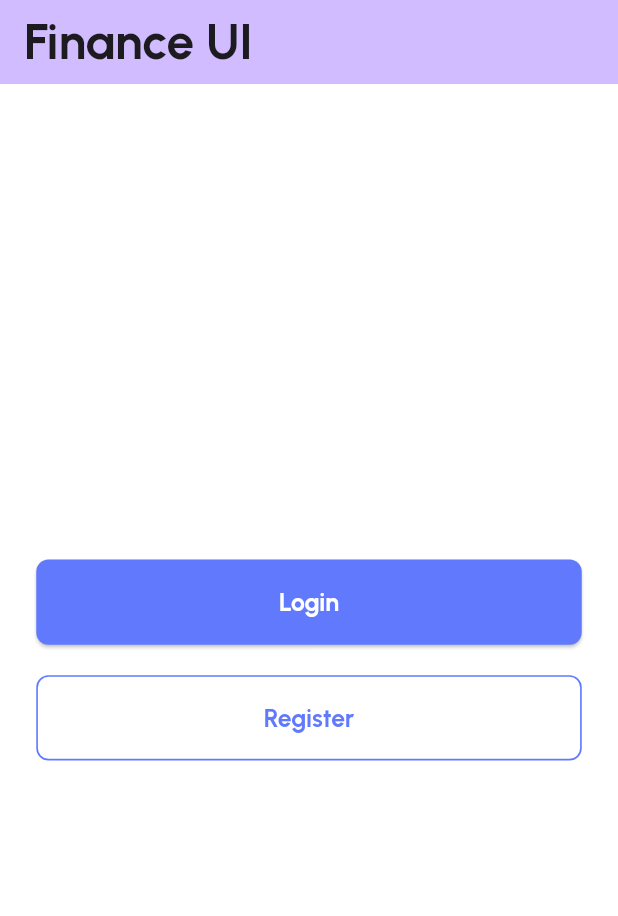
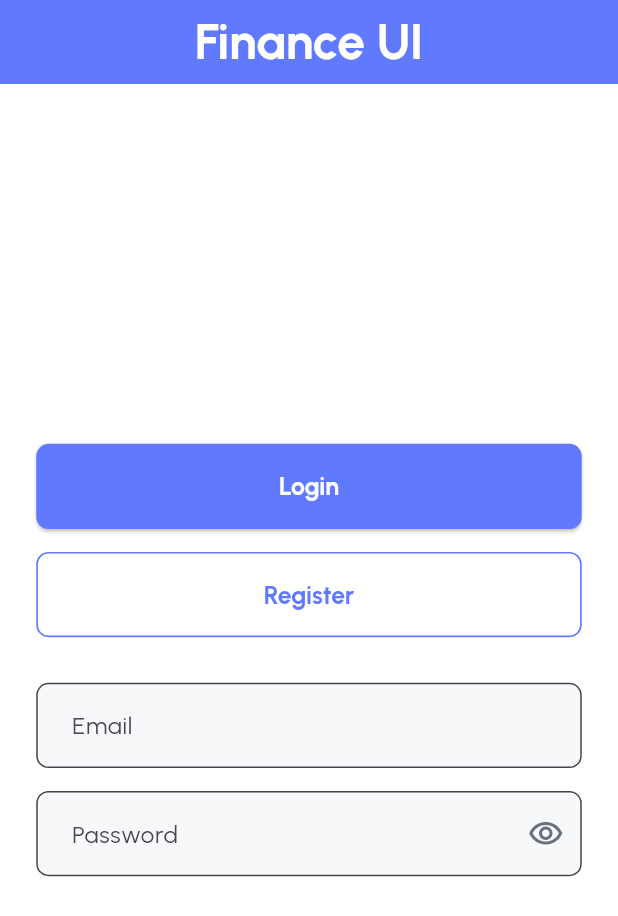
Before and after one commit to OmarAfifi-CSE/finance_app_ui, a Flutter app: the screen it shows after launch, on a phone screen of 412 x 824 dp. Shown: the top 916 px of the screen. Run offline on Flutter 3.47's test engine with Material 3 defaults, Android fonts, the phone set to English and light mode, and no system bars; our stand-ins replace flutter_screenutil.

Commit message:
Create CustomTextField

```diff
--- a/lib/core/styling/app_colors.dart
+++ b/lib/core/styling/app_colors.dart
@@ -6,5 +6,5 @@ class AppColors{
   static const Color blackColor = Color(0xff1F2C37);
   static const Color grayColor = Color(0xff9CA4AB);
   static const Color whiteColor = Color(0xffFFFFFF);
-
+  static const Color textFieldColor = Color(0xffF7F8F9);
 }
--- a/lib/core/styling/app_styles.dart
+++ b/lib/core/styling/app_styles.dart
@@ -6,7 +6,7 @@ import 'app_fonts.dart';
 
 class AppStyles {
   static TextStyle primaryHeadlineStyle = TextStyle(
-    color: AppColors.primaryColor,
+    color: AppColors.whiteColor,
     fontFamily: AppFonts.mainFontName,
     fontSize: 30.sp,
     fontWeight: FontWeight.bold,
@@ -36,4 +36,10 @@ class AppStyles {
     fontSize: 15.sp,
     fontWeight: FontWeight.w600,
   );
+  static TextStyle textFieldTextStyle = TextStyle(
+    color: AppColors.secondaryColor,
+    fontFamily: AppFonts.mainFontName,
+    fontSize: 15.sp,
+    fontWeight: FontWeight.w500,
+  );
 }
--- /dev/null
+++ b/lib/core/widgets/custom_text_field.dart
@@ -0,0 +1,58 @@
+import 'package:flutter/material.dart';
+import 'package:flutter_screenutil/flutter_screenutil.dart';
+
+import '../styling/app_colors.dart';
+import '../styling/app_styles.dart';
+
+class CustomTextField extends StatelessWidget {
+  final String? label;
+  final String? hintText;
+  final Widget? suffixIcon;
+  final double? width;
+  final double? height;
+  final bool obscureText;
+  final String? Function(String?)? validator;
+
+  const CustomTextField({
+    super.key,
+    required this.label,
+    required this.hintText,
+    this.suffixIcon,
+    this.width,
+    this.height,
+    this.obscureText = false,
+    this.validator,
+  });
+
+  @override
+  Widget build(BuildContext context) {
+    return SizedBox(
+      width: width ?? 331.w,
+      height: height ?? 56.h,
+      child: TextField(
+        cursorColor: AppColors.primaryColor,
+        obscureText: obscureText,
+        decoration: InputDecoration(
+          labelText: label,
+          hintText: hintText,
+          hintStyle: AppStyles.textFieldTextStyle,
+          filled: true,
+          fillColor: AppColors.textFieldColor,
+          contentPadding: EdgeInsets.symmetric(
+            horizontal: 18.w,
+            vertical: 18.h,
+          ),
+          border: OutlineInputBorder(
+            borderRadius: BorderRadius.circular(8.r),
+            borderSide: BorderSide(color: Color(0xffE8ECF4)),
+          ),
+          focusedBorder: OutlineInputBorder(
+            borderRadius: BorderRadius.circular(8.r),
+            borderSide: BorderSide(color: Theme.of(context).primaryColor),
+          ),
+          suffixIcon: suffixIcon,
+        ),
+      ),
+    );
+  }
+}
--- a/lib/main.dart
+++ b/lib/main.dart
@@ -1,8 +1,9 @@
+import 'package:finance_app_ui/core/widgets/custom_text_field.dart';
 import 'package:flutter/material.dart';
 import 'package:flutter_screenutil/flutter_screenutil.dart';
 
 import 'core/styling/app_themes.dart';
-import 'core/widgets/primar_outlined_button_widget.dart';
+import 'core/widgets/primary_outlined_button_widget.dart';
 import 'core/widgets/primary_button_widget.dart';
 
 void main() {
@@ -18,7 +19,8 @@ class MyApp extends StatelessWidget {
       designSize: const Size(375, 812),
       builder: (context, child) {
         return MaterialApp(
-          title: 'Flutter Demo',
+          debugShowCheckedModeBanner: false,
+          title: 'Finance UI',
           theme: AppThemes.lightTheme,
           home: child,
         );
@@ -38,22 +40,50 @@ class MyHomePage extends StatefulWidget {
 }
 
 class _MyHomePageState extends State<MyHomePage> {
+  bool isPassword = false;
+
   @override
   Widget build(BuildContext context) {
     return Scaffold(
       appBar: AppBar(
-        backgroundColor: Theme.of(context).colorScheme.inversePrimary,
-        title: Text(widget.title),
+        backgroundColor: Theme.of(context).primaryColor,
+        title: Center(
+          child: Text(
+            widget.title,
+            style: Theme.of(context).textTheme.titleLarge,
+          ),
+        ),
       ),
       body: Center(
         child: Column(
           mainAxisAlignment: MainAxisAlignment.center,
           children: <Widget>[
             PrimaryButtonWidget(buttonText: "Login", onPressed: () {}),
-            SizedBox(height: 20.h),
+            SizedBox(height: 15.h),
             PrimaryOutlinedButtonWidget(
               buttonText: "Register",
               onPressed: () {},
+            ),
+            SizedBox(height: 30.h),
+            CustomTextField(label: "Email", hintText: "Enter your email"),
+            SizedBox(height: 15.h),
+            CustomTextField(
+              label: "Password",
+              hintText: "Enter your password",
+              suffixIcon: IconButton(
+                icon: Icon(
+                  isPassword
+                      ? Icons.visibility_off_outlined
+                      : Icons.visibility_outlined,
+                  color: Color(0xff6A707C),
+                ),
+                onPressed: () {
+                  setState(() {
+                    isPassword = !isPassword;
+                  });
+                },
+              ),
+              obscureText: isPassword,
             ),
           ],
         ),
```
Also changed, not shown: lib/core/widgets/primary_outlined_button_widget.dart (renamed from lib/core/widgets/primar_outlined_button_widget.dart).
